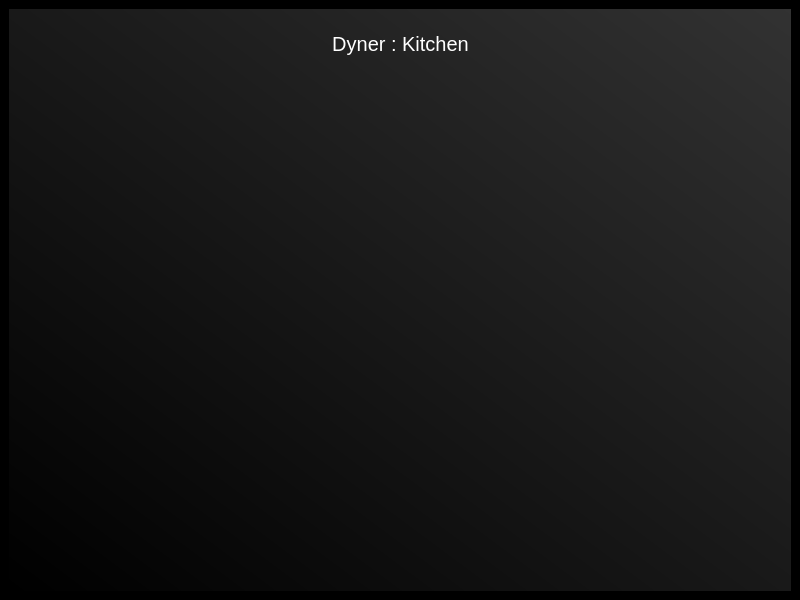
The window that kitchen.ui (Anmol-A-jain/kitchenDyner) describes before a commit, drawn with Qt 5.
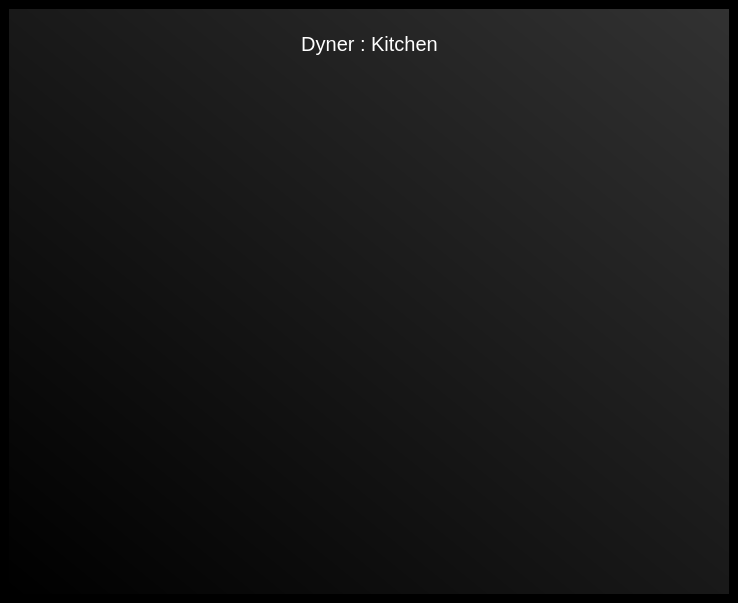
The same window after the commit. Icons and pictures are not drawn.

```diff
--- a/kitchen.ui
+++ b/kitchen.ui
@@ -6,8 +6,8 @@
    <rect>
     <x>0</x>
     <y>0</y>
-    <width>800</width>
-    <height>600</height>
+    <width>738</width>
+    <height>603</height>
    </rect>
   </property>
   <property name="windowTitle">
```
